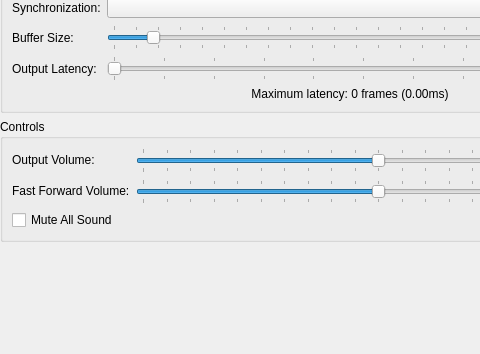
First picture: the form in pcsx2-qt/Settings/AudioSettingsWidget.ui, repository PCSX2/pcsx2, before the edit; both pictures show x 0 to 480 and y 146 to 500 of the 700 by 500 pixel window.
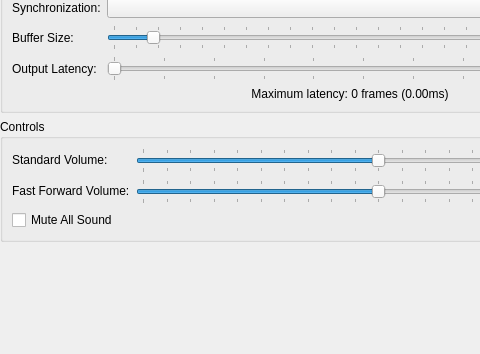
Second picture: the form after the edit. Icons and pictures are not drawn.

Commit message: SPU2: Fix interface for output muting

What changed in the file:
```diff
--- a/pcsx2-qt/Settings/AudioSettingsWidget.ui
+++ b/pcsx2-qt/Settings/AudioSettingsWidget.ui
@@ -219,7 +219,7 @@
       <item row="0" column="0">
        <widget class="QLabel" name="label_3">
         <property name="text">
-         <string>Output Volume:</string>
+         <string>Standard Volume:</string>
         </property>
        </widget>
       </item>
```
Left out of the diff: 6 changed lines with no effect on the pictures. The commit also changes 10 other files.
